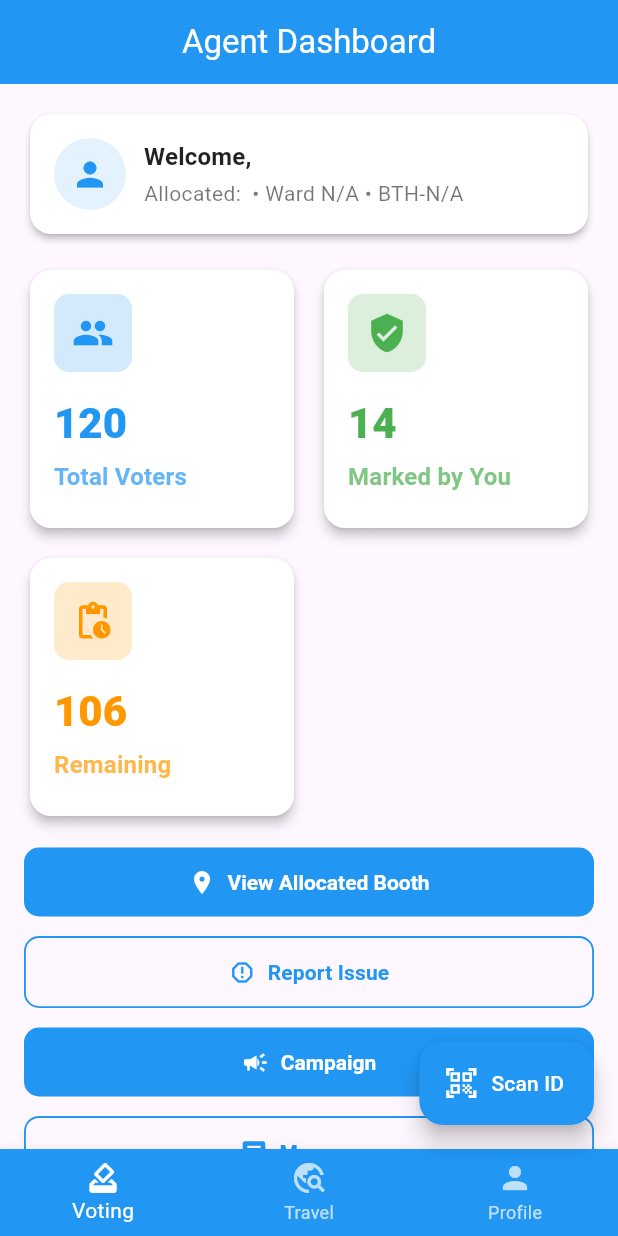
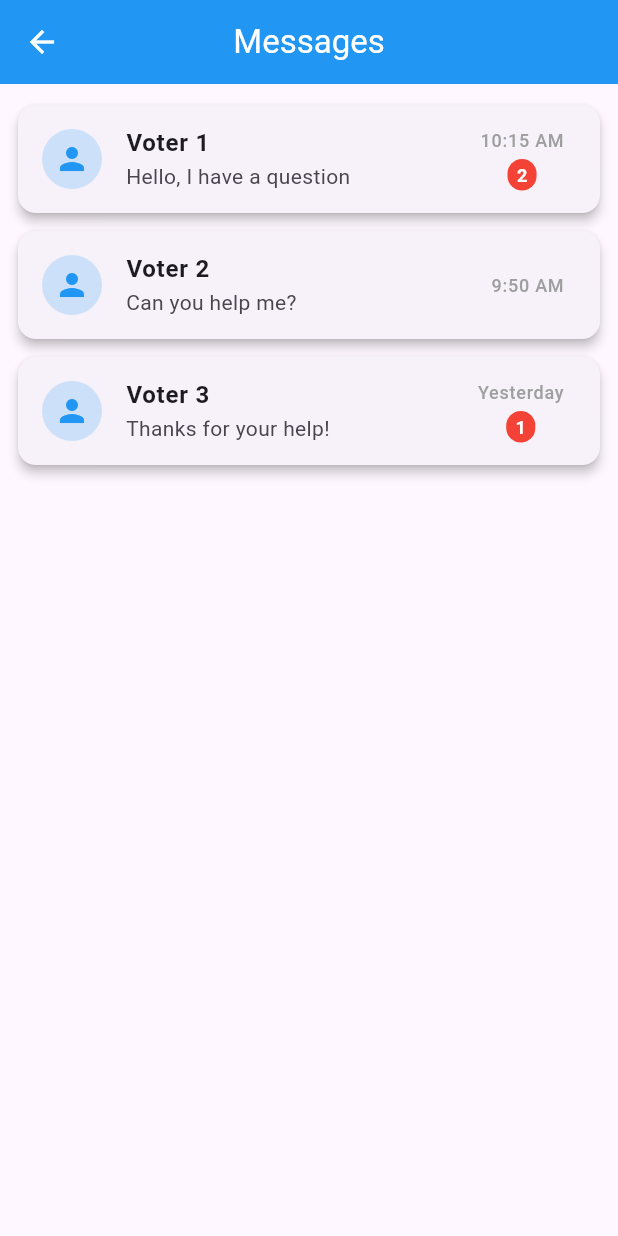
Before and after one commit to Vk9769/voting_management, a Flutter app: the AgentDashboard screen opened directly, after a tap on "Messages", on a phone screen of 412 x 824 dp. Run offline on Flutter 3.47's test engine with Material 3 defaults, Android fonts, the phone set to English and light mode, and no system bars; our stand-ins replace fluttertoast, geocoding, geolocator, google_maps_flutter, image_picker, shared_preferences; accounts and stored records are empty.

Commit message:
chhating and message system added

```diff
--- a/lib/screens/agent_dashboard.dart
+++ b/lib/screens/agent_dashboard.dart
@@ -6,6 +6,7 @@ import 'package:shared_preferences/shared_preferences.dart';
 import 'agent_profile_page.dart';
 import 'package:url_launcher/url_launcher.dart';
 import 'agent_report.dart';
+import 'agent_messages_page.dart';
 
 
 class AgentDashboard extends StatefulWidget {
@@ -854,7 +855,12 @@ class _QuickActionsRow extends StatelessWidget {
         SizedBox(
           width: wide ? 220 : double.infinity,
           child: OutlinedButton.icon(
-            onPressed: () {},
+            onPressed: () {
+              Navigator.push(
+                context,
+                MaterialPageRoute(builder: (_) => const AgentMessagesPage()),
+              );
+            },
             icon: Icon(Icons.message, color: primary),
             label: Text(
               'Messages',
--- /dev/null
+++ b/lib/screens/agent_messages_page.dart
@@ -0,0 +1,290 @@
+import 'package:flutter/material.dart';
+import 'package:intl/intl.dart';
+
+class AgentMessagesPage extends StatefulWidget {
+  const AgentMessagesPage({super.key});
+
+  @override
+  State<AgentMessagesPage> createState() => _AgentMessagesPageState();
+}
+
+class _AgentMessagesPageState extends State<AgentMessagesPage> with SingleTickerProviderStateMixin {
+  late AnimationController _controller;
+
+  // Chat threads with unread count
+  List<ChatThread> threads = [
+    ChatThread(
+      voterName: 'Voter 1',
+      lastMessage: 'Hello, I have a question',
+      lastTime: '10:15 AM',
+      unreadCount: 2,
+    ),
+    ChatThread(
+      voterName: 'Voter 2',
+      lastMessage: 'Can you help me?',
+      lastTime: '9:50 AM',
+      unreadCount: 0,
+    ),
+    ChatThread(
+      voterName: 'Voter 3',
+      lastMessage: 'Thanks for your help!',
+      lastTime: 'Yesterday',
+      unreadCount: 1,
+    ),
+  ];
+
+  @override
+  void initState() {
+    super.initState();
+    _controller = AnimationController(
+      vsync: this,
+      duration: const Duration(milliseconds: 600),
+    );
+    _controller.forward();
+  }
+
+  @override
+  void dispose() {
+    _controller.dispose();
+    super.dispose();
+  }
+
+  void updateThread(ChatThread updatedThread) {
+    setState(() {
+      final index = threads.indexWhere((t) => t.voterName == updatedThread.voterName);
+      if (index != -1) {
+        threads[index] = updatedThread;
+      }
+    });
+  }
+
+  @override
+  Widget build(BuildContext context) {
+    return Scaffold(
+      appBar: AppBar(
+        title: const Text('Messages'),
+        backgroundColor: Colors.blue,
+        foregroundColor: Colors.white,
+        centerTitle: true,
+      ),
+      body: ListView.builder(
+        padding: const EdgeInsets.symmetric(vertical: 8),
+        itemCount: threads.length,
+        itemBuilder: (context, index) {
+          final thread = threads[index];
+          final animation = Tween<Offset>(begin: const Offset(1, 0), end: Offset.zero)
+              .animate(CurvedAnimation(parent: _controller, curve: Interval(index * 0.1, 1.0, curve: Curves.easeOut)));
+
+          return SlideTransition(
+            position: animation,
+            child: Card(
+              margin: const EdgeInsets.symmetric(horizontal: 12, vertical: 6),
+              elevation: 3,
+              shape: RoundedRectangleBorder(borderRadius: BorderRadius.circular(12)),
+              child: ListTile(
+                leading: CircleAvatar(
+                  backgroundColor: Colors.blue.withOpacity(0.2),
+                  child: const Icon(Icons.person, color: Colors.blue),
+                ),
+                title: Text(thread.voterName, style: const TextStyle(fontWeight: FontWeight.w600)),
+                subtitle: Text(thread.lastMessage),
+                trailing: Column(
+                  mainAxisAlignment: MainAxisAlignment.center,
+                  children: [
+                    Text(thread.lastTime, style: const TextStyle(fontSize: 12, color: Colors.grey)),
+                    if (thread.unreadCount > 0)
+                      Container(
+                        margin: const EdgeInsets.only(top: 4),
+                        padding: const EdgeInsets.symmetric(horizontal: 6, vertical: 2),
+                        decoration: BoxDecoration(color: Colors.red, borderRadius: BorderRadius.circular(12)),
+                        child: Text(
+                          thread.unreadCount.toString(),
+                          style: const TextStyle(color: Colors.white, fontSize: 12, fontWeight: FontWeight.bold),
+                        ),
+                      ),
+                  ],
+                ),
+                onTap: () async {
+                  // Navigate to conversation page and update unread count on return
+                  final updatedThread = await Navigator.push<ChatThread>(
+                    context,
+                    MaterialPageRoute(
+                      builder: (_) => ChatConversationPage(thread: thread),
+                    ),
+                  );
+                  if (updatedThread != null) updateThread(updatedThread);
+                },
+              ),
+            ),
+          );
+        },
+      ),
+    );
+  }
+}
+
+// Thread model with unread count
+class ChatThread {
+  final String voterName;
+  String lastMessage;
+  final String lastTime;
+  int unreadCount;
+
+  ChatThread({
+    required this.voterName,
+    required this.lastMessage,
+    required this.lastTime,
+    this.unreadCount = 0,
+  });
+}
+
+// Chat conversation page
+class ChatConversationPage extends StatefulWidget {
+  final ChatThread thread;
+  const ChatConversationPage({super.key, required this.thread});
+
+  @override
+  State<ChatConversationPage> createState() => _ChatConversationPageState();
+}
+
+class _ChatConversationPageState extends State<ChatConversationPage> {
+  final TextEditingController _messageCtrl = TextEditingController();
+  late List<Message> messages;
+
+  @override
+  void initState() {
+    super.initState();
+    // Dummy messages
+    messages = [
+      Message(
+        text: 'Hello, I need help.',
+        isSentByAgent: false,
+        timestamp: DateTime.now().subtract(const Duration(hours: 1)),
+      ),
+      Message(
+        text: 'Sure, how can I assist?',
+        isSentByAgent: true,
+        timestamp: DateTime.now().subtract(const Duration(minutes: 55)),
+      ),
+    ];
+
+    // Reset unread count when conversation opens
+    widget.thread.unreadCount = 0;
+  }
+
+  void _sendMessage() {
+    if (_messageCtrl.text.trim().isEmpty) return;
+    setState(() {
+      messages.add(Message(
+        text: _messageCtrl.text.trim(),
+        isSentByAgent: true,
+        timestamp: DateTime.now(),
+      ));
+      _messageCtrl.clear();
+    });
+  }
+
+  String formatDateTime(DateTime dt) {
+    final now = DateTime.now();
+    if (dt.day == now.day && dt.month == now.month && dt.year == now.year) {
+      return "Today, ${DateFormat.Hm().format(dt)}";
+    } else if (dt.day == now.subtract(const Duration(days: 1)).day &&
+        dt.month == now.month &&
+        dt.year == now.year) {
+      return "Yesterday, ${DateFormat.Hm().format(dt)}";
+    } else {
+      return DateFormat('dd/MM/yyyy, HH:mm').format(dt);
+    }
+  }
+
+  @override
+  void dispose() {
+    // Return updated thread with unread count to previous page
+    Navigator.pop(
+        context,
+        widget.thread..lastMessage = messages.isNotEmpty ? messages.last.text : widget.thread.lastMessage);
+    super.dispose();
+  }
+
+  @override
+  Widget build(BuildContext context) {
+    return Scaffold(
+      appBar: AppBar(
+        title: Text(widget.thread.voterName),
+        backgroundColor: Colors.blue,
+        foregroundColor: Colors.white,
+      ),
+      body: Column(
+        children: [
+          Expanded(
+            child: ListView.builder(
+              reverse: false,
+              padding: const EdgeInsets.all(12),
+              itemCount: messages.length,
+              itemBuilder: (context, index) {
+                final msg = messages[index];
+                return Align(
+                  alignment: msg.isSentByAgent ? Alignment.centerRight : Alignment.centerLeft,
+                  child: Column(
+                    crossAxisAlignment: msg.isSentByAgent ? CrossAxisAlignment.end : CrossAxisAlignment.start,
+                    children: [
+                      AnimatedContainer(
+                        duration: const Duration(milliseconds: 300),
+                        margin: const EdgeInsets.symmetric(vertical: 4),
+                        padding: const EdgeInsets.symmetric(horizontal: 12, vertical: 8),
+                        decoration: BoxDecoration(
+                          color: msg.isSentByAgent ? Colors.blue : Colors.grey.shade300,
+                          borderRadius: BorderRadius.circular(12),
+                        ),
+                        child: Text(
+                          msg.text,
+                          style: TextStyle(color: msg.isSentByAgent ? Colors.white : Colors.black87),
+                        ),
+                      ),
+                      Padding(
+                        padding: const EdgeInsets.only(bottom: 4, left: 6, right: 6),
+                        child: Text(
+                          formatDateTime(msg.timestamp),
+                          style: const TextStyle(fontSize: 10, color: Colors.grey),
+                        ),
+                      ),
+                    ],
+                  ),
+                );
+              },
+            ),
+          ),
+          const Divider(height: 1),
+          Padding(
+            padding: const EdgeInsets.symmetric(horizontal: 8, vertical: 6),
+            child: Row(
+              children: [
+                Expanded(
+                  child: TextField(
+                    controller: _messageCtrl,
+                    decoration: const InputDecoration(
+                      hintText: 'Type your message...',
+                      border: InputBorder.none,
+                    ),
+                  ),
+                ),
+                IconButton(
+                  icon: const Icon(Icons.send, color: Colors.blue),
+                  onPressed: _sendMessage,
+                ),
+              ],
+            ),
+          ),
+        ],
+      ),
+    );
+  }
+}
+
+class Message {
+  final String text;
+  final bool isSentByAgent;
+  final DateTime timestamp;
+
+  Message({required this.text, required this.isSentByAgent, required this.timestamp});
+}
--- a/pubspec.yaml
+++ b/pubspec.yaml
@@ -20,6 +20,7 @@ dependencies:
   shared_preferences: ^2.2.3
   url_launcher: ^6.1.12
   image_picker: ^1.1.2
+  intl: ^0.18.1
 
 
 dev_dependencies:
```
Also changed, not shown: pubspec.lock.
